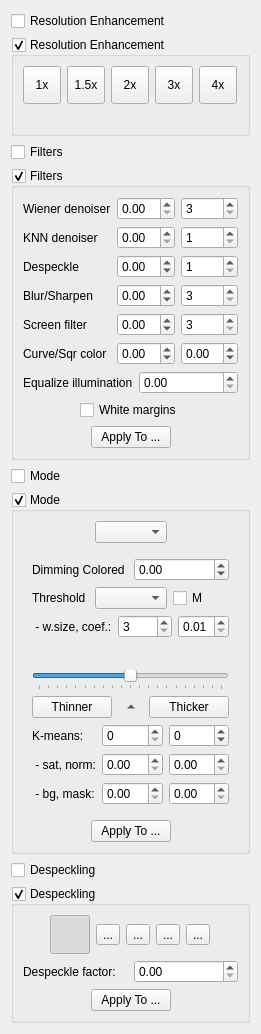
First picture: the form in src/filters/output/ui/OutputOptionsWidget.ui, repository ImageProcessing-ElectronicPublications/scantailor-experimental, before the edit.
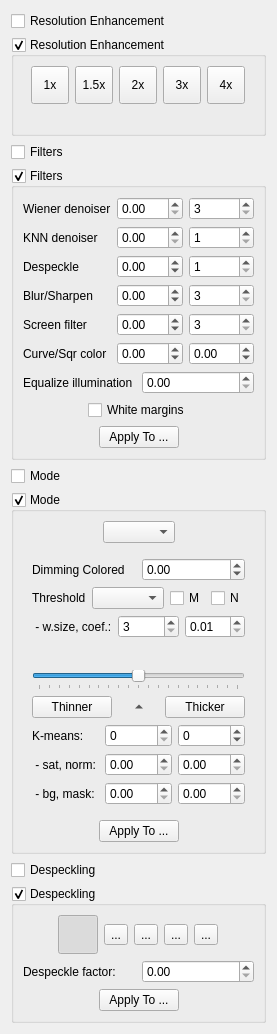
Second picture: the form after the edit. Icons and pictures are not drawn.

Commit message: 0.2023.11.17: output: negate threshold

Diff of the .ui file:
```diff
--- a/src/filters/output/ui/OutputOptionsWidget.ui
+++ b/src/filters/output/ui/OutputOptionsWidget.ui
@@ -664,6 +664,16 @@
              </property>
             </widget>
            </item>
+           <item row="0" column="3">
+            <widget class="QCheckBox" name="negateCB">
+             <property name="text">
+              <string>N</string>
+             </property>
+             <property name="toolTip">
+              <string>Negate threshold.</string>
+             </property>
+            </widget>
+           </item>
           </layout>
          </item>
          <item>
```
The commit also changes 23 other files.
